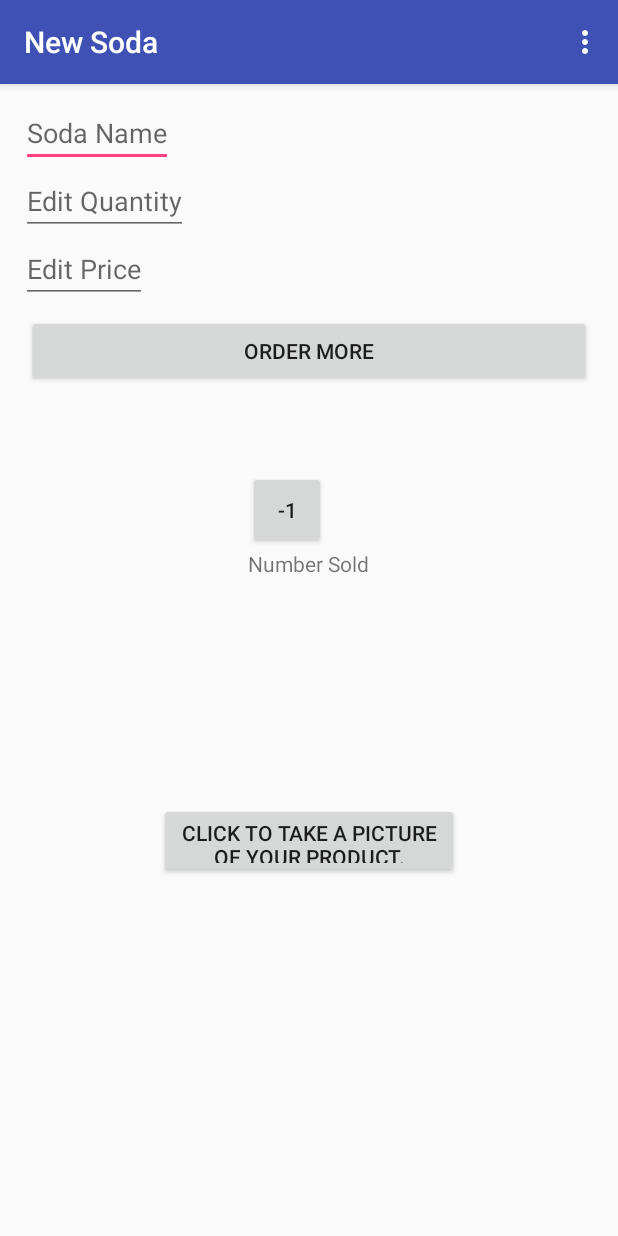
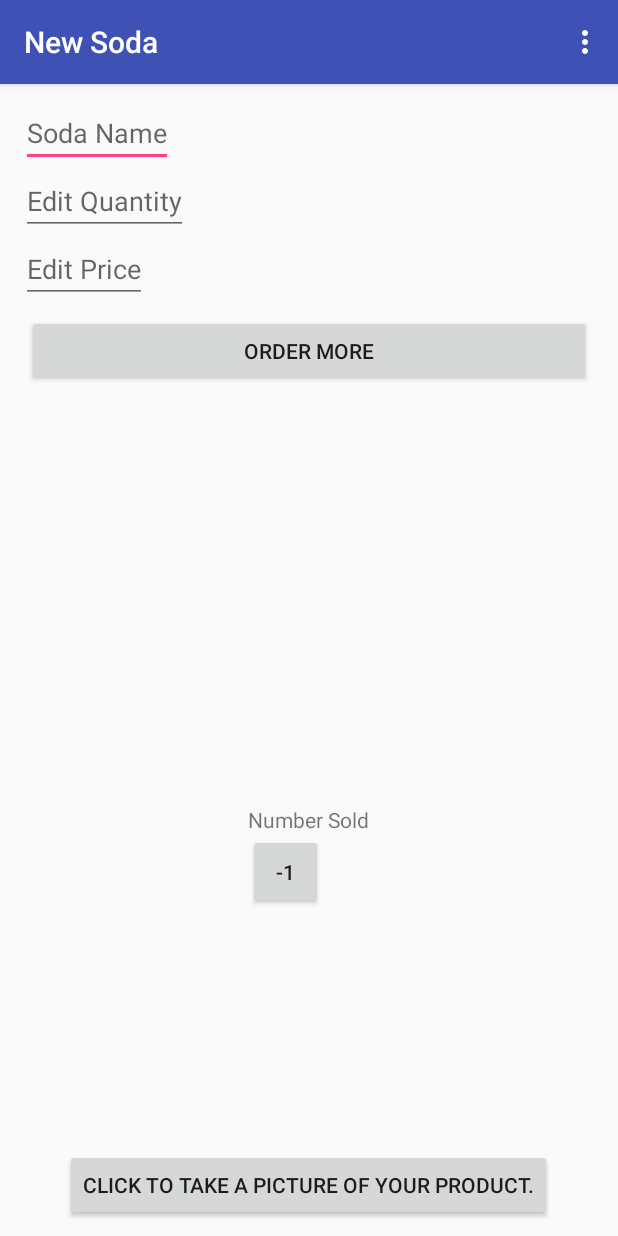
Before and after one commit to Marsha331/SodaInventory, an Android app: the EditorActivity screen opened directly, with no data from a screen before it, after a tap on "-1", on a phone screen of 412 x 824 dp. Run offline under Robolectric (Android 15) with nearby library versions, the phone set to English and light mode, and no system bars; 2 statements that could not run were skipped.

```diff
--- a/app/src/main/java/net/swallowsnest/sodainventory/EditorActivity.java
+++ b/app/src/main/java/net/swallowsnest/sodainventory/EditorActivity.java
@@ -16,7 +16,6 @@ import android.provider.MediaStore;
 import android.support.v4.app.NavUtils;
 import android.support.v7.app.AppCompatActivity;
 import android.text.TextUtils;
-import android.util.Log;
 import android.view.Menu;
 import android.view.MenuItem;
 import android.view.MotionEvent;
@@ -64,7 +63,6 @@ public class EditorActivity extends AppCompatActivity implements LoaderManager.L
 
     private TextView mSoldTextView;
 
-
     /**
      * Boolean flag that keeps track of whether the soda has been edited (true) or not (false)
      */
@@ -110,13 +108,28 @@ public class EditorActivity extends AppCompatActivity implements LoaderManager.L
             getLoaderManager().initLoader(EXISTING_SODA_LOADER, null, this);
         }
 
+        Button sellButton = (Button) findViewById(R.id.sell_soda);
+        sellButton.setOnClickListener(new View.OnClickListener() {
+            public void onClick(View v) {
+
+                int sodaQuantity = Integer.parseInt(mQuantityEditText.getText().toString());
+                if (sodaQuantity > 0) {
+                    sodaQuantity--;
+
+                }
+                ContentValues values = new ContentValues();
+                values.put(SodaEntry.COLUMN_QUANTITY, sodaQuantity);
+                int rowid = (Integer) mQuantityEditText.getTag();
+                Uri currentItemUri = ContentUris.withAppendedId(SodaEntry.CONTENT_URI, rowid);
+                int rowsAffected = getContentResolver().update(currentItemUri, values, null, null);
+            }
+        });
 
         // Find all relevant views that we will need to read user input from
         mNameEditText = (EditText) findViewById(R.id.edit_soda_name);
         mQuantityEditText = (EditText) findViewById(R.id.edit_soda_quantity);
         mPriceEditText = (EditText) findViewById(R.id.edit_soda_price);
         mImageView = (ImageView) findViewById(R.id.pic_here);
-        mSoldTextView = (TextView) findViewById(R.id.edit_sold_value);
 
 
 
@@ -292,6 +305,7 @@ public class EditorActivity extends AppCompatActivity implements LoaderManager.L
         showUnsavedChangesDialog(discardButtonClickListener);
     }
 
+
     static final int REQUEST_IMAGE_CAPTURE = 1;
 
     public void dispatchTakePictureIntent(View view) {
@@ -321,6 +335,7 @@ public class EditorActivity extends AppCompatActivity implements LoaderManager.L
                 SodaEntry.COLUMN_NAME,
                 SodaEntry.COLUMN_QUANTITY,
                 SodaEntry.COLUMN_PRICE,
+                SodaEntry.COLUMN_SOLD
         };
 
         // This loader will execute the ContentProvider's query method on a background thread
@@ -452,38 +467,7 @@ public class EditorActivity extends AppCompatActivity implements LoaderManager.L
         // Close the activity
         finish();
     }
-    public void sellSoda(View view){
-        ContentValues values = new ContentValues();
 
-        int sodaQuantity = Integer.parseInt(mQuantityEditText.getText().toString());
-        int sodaSold = Integer.parseInt(mSoldTextView.getText().toString());
-        if (sodaQuantity > 0) {
-
-            sodaQuantity--;
-            Log.d("sellButton stock: ", String.valueOf(sodaQuantity));
-            sodaSold++;
-            Log.d("sellButton sales: ", String.valueOf(sodaSold));
-        }
-
-        values.put(SodaEntry.COLUMN_QUANTITY, sodaQuantity);
-        values.put(SodaEntry.COLUMN_SOLD, sodaSold);
-        int rowid = (Integer) mQuantityEditText.getTag();
-
-        Uri currentItemUri = ContentUris.withAppendedId(SodaEntry.CONTENT_URI, rowid);
-
-        int rowsAffected = getContentResolver().update(currentItemUri, values, null, null);
-
-        // Show a toast message depending on whether or not the update was successful.
-        if (rowsAffected == 0) {
-            // If no rows were affected, then there was an error with the update.
-            Toast.makeText(this, "Update Failed",
-                    Toast.LENGTH_SHORT).show();
-        } else {
-            // Otherwise, the update was successful and we can display a toast.
-            Toast.makeText(this, "Update succeeded",
-                    Toast.LENGTH_SHORT).show();
-        }
-    }
 
     /**
      * This method is called when the order button is clicked.
--- a/app/src/main/res/layout/activity_editor.xml
+++ b/app/src/main/res/layout/activity_editor.xml
@@ -77,50 +77,46 @@
         </LinearLayout>
     </LinearLayout>
 
-    <LinearLayout
-        android:layout_width="match_parent"
-        android:layout_height="wrap_content"
-        android:orientation="horizontal">
-
         <LinearLayout
             android:layout_width="wrap_content"
             android:layout_height="wrap_content"
             android:layout_weight="1"
-            android:orientation="vertical">
+            android:orientation="vertical"
+            android:layout_gravity="center_horizontal"
+            android:padding="10dp">
 
 
             <LinearLayout
                 android:layout_width="wrap_content"
                 android:layout_height="wrap_content"
-                android:layout_gravity="center_horizontal"
+                android:layout_gravity="center"
                 android:layout_weight="1"
                 android:orientation="vertical">
 
                 <TextView
                     android:id="@+id/edit_sold_value"
-                    android:layout_width="48dp"
-                    android:layout_height="48dp"
+                    android:layout_width="50dp"
+                    android:layout_height="50dp"
                     android:layout_weight="1"
-                    android:inputType="number"
+                    tools:text="3"
                     android:padding="15dp" />
 
-                <Button
-                    android:layout_width="52dp"
-                    android:layout_height="52dp"
-                    android:layout_weight="0"
-                    android:text="-1"
-                    android:id="@+id/sell_soda"
-                    android:focusable="false"
-                    android:onClick="sellSoda"/>
 
                 <TextView
                     android:layout_width="wrap_content"
                     android:layout_height="wrap_content"
                     android:text="Number Sold" />
 
+                <Button
+                    android:layout_width="50dp"
+                    android:layout_height="50dp"
+                    android:layout_weight="0"
+                    android:text="-1"
+                    android:id="@+id/sell_soda"
+                    android:focusable="false" />
+
             </LinearLayout>
         </LinearLayout>
-    </LinearLayout>
     <RelativeLayout
         android:layout_width="wrap_content"
         android:layout_height="wrap_content"
@@ -129,10 +125,11 @@
         <ImageView
             android:layout_width="150dp"
             android:layout_height="150dp"
-            android:id="@+id/pic_here"/>
+            android:id="@+id/pic_here"
+            android:layout_centerHorizontal="true" />
     <Button
-        android:layout_width="200dp"
-        android:layout_height="50dp"
+        android:layout_width="wrap_content"
+        android:layout_height="wrap_content"
         android:id="@+id/take_a_photo"
         android:text="@string/take_photo"
         android:onClick="dispatchTakePictureIntent"
--- a/app/src/main/res/layout/activity_main.xml
+++ b/app/src/main/res/layout/activity_main.xml
@@ -68,5 +68,6 @@
         android:layout_alignParentBottom="true"
         android:layout_alignParentRight="true"
         android:text="Add Soda"
+      android:padding="10dp"
        />
 </RelativeLayout>
```
